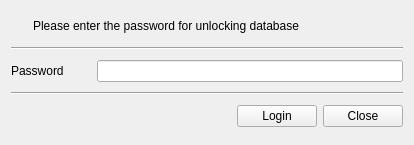
The window that CertMan/login_dlg.ui (jykim74/CertMan) describes before a commit, drawn with Qt 5.
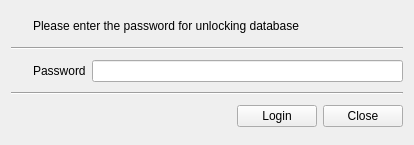
The same window after the commit. Icons and pictures are not drawn.

The edit to the form file:
```diff
--- a/CertMan/login_dlg.ui
+++ b/CertMan/login_dlg.ui
@@ -63,20 +63,7 @@
    </item>
    <item>
     <layout class="QGridLayout" name="gridLayout">
-     <item row="0" column="0">
-      <widget class="QLabel" name="label_3">
-       <property name="minimumSize">
-        <size>
-         <width>80</width>
-         <height>0</height>
-        </size>
-       </property>
-       <property name="text">
-        <string>Password</string>
-       </property>
-      </widget>
-     </item>
-     <item row="0" column="1">
+     <item row="0" column="2">
       <widget class="QLineEdit" name="mPasswdText">
        <property name="minimumSize">
         <size>
@@ -92,6 +79,45 @@
        </property>
       </widget>
      </item>
+     <item row="0" column="1">
+      <widget class="QLabel" name="label_3">
+       <property name="minimumSize">
+        <size>
+         <width>0</width>
+         <height>0</height>
+        </size>
+       </property>
+       <property name="text">
+        <string>Password</string>
+       </property>
+      </widget>
+     </item>
+     <item row="0" column="0">
+      <widget class="QPushButton" name="pushButton_2">
+       <property name="minimumSize">
+        <size>
+         <width>16</width>
+         <height>0</height>
+        </size>
+       </property>
+       <property name="maximumSize">
+        <size>
+         <width>16</width>
+         <height>16777215</height>
+        </size>
+       </property>
+       <property name="text">
+        <string/>
+       </property>
+       <property name="icon">
+        <iconset resource="certman.qrc">
+         <normaloff>:/images/passwd.png</normaloff>:/images/passwd.png</iconset>
+       </property>
+       <property name="flat">
+        <bool>true</bool>
+       </property>
+      </widget>
+     </item>
     </layout>
    </item>
    <item>
```
